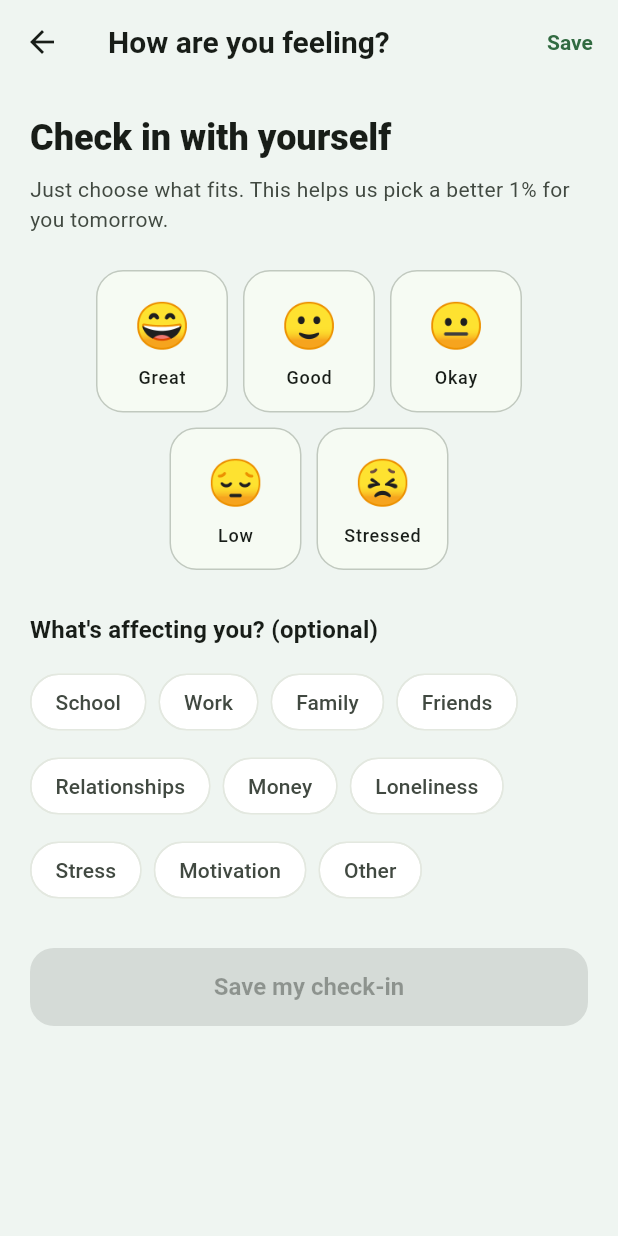
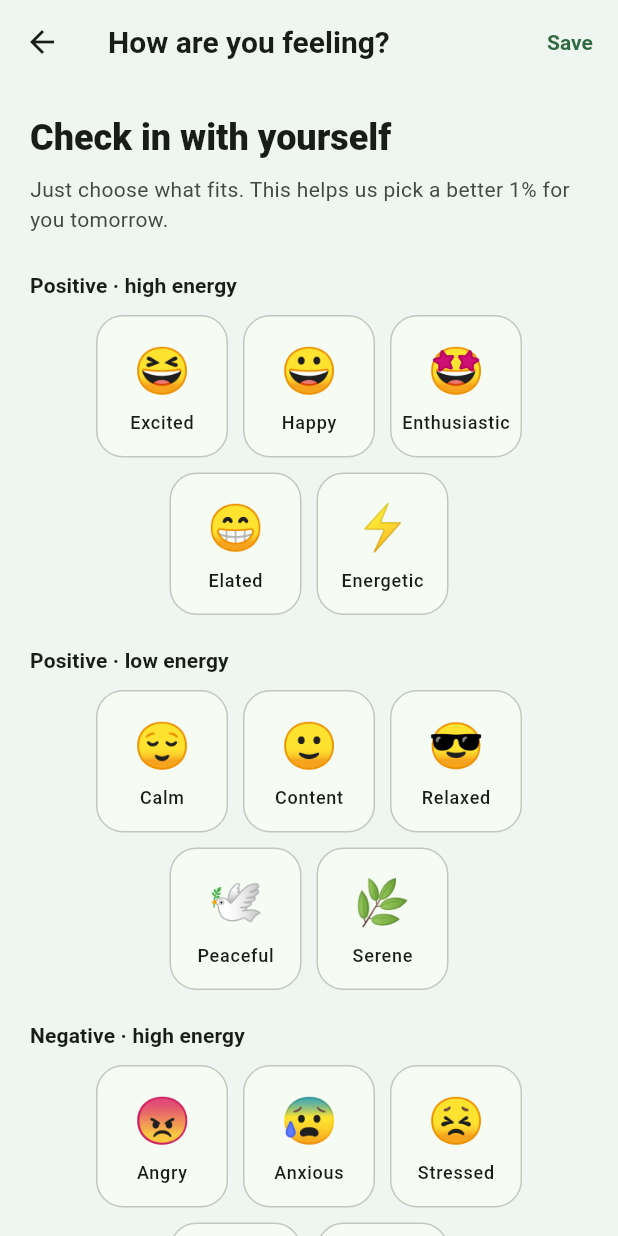
Before and after one commit to ADonutlord/1-Better, a Flutter app: the MoodScreen screen opened directly, on a phone screen of 412 x 824 dp. Run offline on Flutter 3.47's test engine with Material 3 defaults, Android fonts, the light colour scheme and no system bars; our stand-ins replace flutter_local_notifications, flutter_timezone, shared_preferences, supabase_flutter, timezone; missing offline and left inert: cryptography, file_selector; accounts and stored records are empty; network calls fail.

Commit message:
Replace 5-mood check-in with a 25-mood energy/valence grid
The old mood set (great/good/okay/low/stressed) becomes 25 moods grouped
by energy and valence: positive high/low, negative high/low, neutral.

- Moods constants: groups, labels and emoji for all 25; group/polarity
  helpers for the recommender.
- MoodScreen and MoodSelector render the grouped grid with section
  headings.
- Home mood strip shows one representative per group and delegates
  emoji/labels to Moods.
- ActionRecommender matches on mood polarity+energy groups instead of the
  old five keys.
- Migration 0040: check_in_mood accepts the new vocabulary and remaps
  existing actions.mood_tags (great->excited, good->happy, okay->confused,
  low->sad, stressed->stressed).
- Seed and generate_seed.py updated to the new tag set.

```diff
--- a/lib/core/constants/app_constants.dart
+++ b/lib/core/constants/app_constants.dart
@@ -1,33 +1,121 @@
-/// Moods the user can check in with, plus their emoji.
+/// Moods the user can check in with, grouped by energy and valence, plus their
+/// emoji. There are 25 moods across 5 groups.
 class Moods {
   Moods._();
 
+  static const String positiveHigh = 'positive_high';
+  static const String positiveLow = 'positive_low';
+  static const String negativeHigh = 'negative_high';
+  static const String negativeLow = 'negative_low';
+  static const String neutral = 'neutral';
+
+  /// Moods grouped by group key, in display order.
+  static const Map<String, List<String>> groups = {
+    positiveHigh: ['excited', 'happy', 'enthusiastic', 'elated', 'energetic'],
+    positiveLow: ['calm', 'content', 'relaxed', 'peaceful', 'serene'],
+    negativeHigh: ['angry', 'anxious', 'stressed', 'irritable', 'frustrated'],
+    negativeLow: ['sad', 'bored', 'tired', 'depressed', 'gloomy'],
+    neutral: ['confused', 'nostalgic', 'curious', 'indifferent', 'surprised'],
+  };
+
+  static const Map<String, String> groupLabels = {
+    positiveHigh: 'Positive · high energy',
+    positiveLow: 'Positive · low energy',
+    negativeHigh: 'Negative · high energy',
+    negativeLow: 'Negative · low energy',
+    neutral: 'Neutral / mixed',
+  };
+
   static const List<String> keys = [
-    'great',
-    'good',
-    'okay',
-    'low',
-    'stressed',
+    'excited', 'happy', 'enthusiastic', 'elated', 'energetic',
+    'calm', 'content', 'relaxed', 'peaceful', 'serene',
+    'angry', 'anxious', 'stressed', 'irritable', 'frustrated',
+    'sad', 'bored', 'tired', 'depressed', 'gloomy',
+    'confused', 'nostalgic', 'curious', 'indifferent', 'surprised',
   ];
 
   static const Map<String, String> labels = {
-    'great': 'Great',
-    'good': 'Good',
-    'okay': 'Okay',
-    'low': 'Low',
+    'excited': 'Excited',
+    'happy': 'Happy',
+    'enthusiastic': 'Enthusiastic',
+    'elated': 'Elated',
+    'energetic': 'Energetic',
+    'calm': 'Calm',
+    'content': 'Content',
+    'relaxed': 'Relaxed',
+    'peaceful': 'Peaceful',
+    'serene': 'Serene',
+    'angry': 'Angry',
+    'anxious': 'Anxious',
     'stressed': 'Stressed',
+    'irritable': 'Irritable',
+    'frustrated': 'Frustrated',
+    'sad': 'Sad',
+    'bored': 'Bored',
+    'tired': 'Tired',
+    'depressed': 'Depressed',
+    'gloomy': 'Gloomy',
+    'confused': 'Confused',
+    'nostalgic': 'Nostalgic',
+    'curious': 'Curious',
+    'indifferent': 'Indifferent',
+    'surprised': 'Surprised',
   };
 
   static const Map<String, String> emoji = {
-    'great': '😄',
-    'good': '🙂',
-    'okay': '😐',
-    'low': '😔',
+    'excited': '😆',
+    'happy': '😀',
+    'enthusiastic': '🤩',
+    'elated': '😁',
+    'energetic': '⚡',
+    'calm': '😌',
+    'content': '🙂',
+    'relaxed': '😎',
+    'peaceful': '🕊️',
+    'serene': '🌿',
+    'angry': '😠',
+    'anxious': '😰',
     'stressed': '😣',
+    'irritable': '😤',
+    'frustrated': '😩',
+    'sad': '😢',
+    'bored': '🥱',
+    'tired': '😴',
+    'depressed': '😞',
+    'gloomy': '🌧️',
+    'confused': '😕',
+    'nostalgic': '🥲',
+    'curious': '🤔',
+    'indifferent': '😐',
+    'surprised': '😲',
   };
 
   static String emojiFor(String? mood) => emoji[mood] ?? '🌱';
-  static String labelFor(String? mood) => labels[mood] ?? 'Okay';
+  static String labelFor(String? mood) => labels[mood] ?? 'Calm';
+
+  /// The group a mood belongs to, or null if unknown.
+  static String? groupOf(String? mood) {
+    if (mood == null) return null;
+    for (final entry in groups.entries) {
+      if (entry.value.contains(mood)) return entry.key;
+    }
+    return null;
+  }
+
+  static bool isPositive(String? mood) {
+    final g = groupOf(mood);
+    return g == positiveHigh || g == positiveLow;
+  }
+
+  static bool isNegative(String? mood) {
+    final g = groupOf(mood);
+    return g == negativeHigh || g == negativeLow;
+  }
+
+  static bool isHighEnergy(String? mood) {
+    final g = groupOf(mood);
+    return g == positiveHigh || g == negativeHigh;
+  }
 }
 
 /// Situations a user can optionally select.
--- a/lib/logic/action_recommender.dart
+++ b/lib/logic/action_recommender.dart
@@ -1,5 +1,6 @@
 import 'dart:math';
 
+import 'package:one_percent_better/core/constants/app_constants.dart';
 import 'package:one_percent_better/models/models.dart';
 
 /// The 1% Better personalization algorithm.
@@ -102,7 +103,8 @@ class ActionRecommender {
       score = 0.4;
     }
 
-    if (mood == 'stressed' || mood == 'low') {
+    // Negative moods lean toward soothing, low-effort actions.
+    if (Moods.isNegative(mood)) {
       const soothing = {
         'breathing', 'grounding', 'relaxation', 'self-soothing', 'rest',
       };
@@ -114,7 +116,8 @@ class ActionRecommender {
       }
     }
 
-    if (mood == 'great' || mood == 'good') {
+    // Positive moods open the door to social, productive and physical picks.
+    if (Moods.isPositive(mood)) {
       if (action.category == 'social' ||
           action.category == 'productivity' ||
           action.category == 'physical' ||
@@ -123,7 +126,8 @@ class ActionRecommender {
       }
     }
 
-    if (mood == 'okay' && score == 0) {
+    // Neutral/mixed moods keep a mild baseline so something is always offered.
+    if (Moods.groupOf(mood) == Moods.neutral && score == 0) {
       score = 0.3;
     }
     return score.clamp(0.0, 1.0);
@@ -212,13 +216,13 @@ class ActionRecommender {
   // Helpers
   // -------------------------------------------------------------------------
 
-  static List<String> _adjacentMoods(String mood) => switch (mood) {
-        'stressed' => ['low', 'okay'],
-        'low' => ['stressed', 'okay'],
-        'great' => ['good'],
-        'good' => ['great', 'okay'],
-        _ => ['good', 'low'],
-      };
+  /// Moods in the same group, or any mood with the same polarity, count as
+  /// adjacent (used as a soft match instead of a hard 1.0).
+  static List<String> _adjacentMoods(String mood) {
+    final group = Moods.groupOf(mood);
+    if (group == null) return const [];
+    return Moods.groups[group]!.where((m) => m != mood).toList();
+  }
 
   AppAction _weightedPick(List<_Scored> top) {
     if (top.length == 1) return top.first.action;
--- a/lib/models/models.dart
+++ b/lib/models/models.dart
@@ -154,7 +154,7 @@ class MoodCheckin {
 
   factory MoodCheckin.fromJson(Map<String, dynamic> json) => MoodCheckin(
         id: (json['id'] as String?) ?? '',
-        mood: (json['mood'] as String?) ?? 'okay',
+        mood: (json['mood'] as String?) ?? 'calm',
         situation: _stringList(json['situation']),
         createdAt: _parseDateTime(json['created_at']) ?? DateTime.now(),
       );
--- a/lib/screens/home/home_screen.dart
+++ b/lib/screens/home/home_screen.dart
@@ -1,6 +1,7 @@
 import 'package:flutter/material.dart';
 
 import '../../core/app_state.dart';
+import '../../core/constants/app_constants.dart';
 import '../../models/models.dart';
 import '../../services/action_service.dart';
 import '../../widgets/action_card.dart';
@@ -317,10 +318,8 @@ class _MoodCard extends StatelessWidget {
               Row(
                 mainAxisAlignment: MainAxisAlignment.spaceBetween,
                 children: [
-                  for (final key in [
-                    'great', 'good', 'okay', 'low', 'stressed',
-                  ])
-                    _emoji(key, mood?.mood == key, theme),
+                  for (final group in Moods.groups.values)
+                    _emoji(group.first, mood?.mood == group.first, theme),
                 ],
               ),
             ],
@@ -659,19 +658,7 @@ class _CompletionDialog extends StatelessWidget {
 class MoodEmoji {
   MoodEmoji._();
 
-  static String forKey(String key) => switch (key) {
-        'great' => '😄',
-        'good' => '🙂',
-        'okay' => '😐',
-        'low' => '😔',
-        _ => '😣',
-      };
+  static String forKey(String key) => Moods.emojiFor(key);
 
-  static String label(String key) => switch (key) {
-        'great' => 'Great',
-        'good' => 'Good',
-        'okay' => 'Okay',
-        'low' => 'Low',
-        _ => 'Stressed',
-      };
+  static String label(String key) => Moods.labelFor(key);
 }
--- a/lib/screens/home/mood_screen.dart
+++ b/lib/screens/home/mood_screen.dart
@@ -70,12 +70,19 @@ class _MoodScreenState extends State<MoodScreen> {
                       ?.copyWith(color: theme.colorScheme.onSurfaceVariant),
                 ),
                 const SizedBox(height: 24),
+                for (final group in Moods.groups.entries) ...[
+                  Text(
+                    Moods.groupLabels[group.key]!,
+                    style: theme.textTheme.titleSmall
+                        ?.copyWith(fontWeight: FontWeight.w700),
+                  ),
+                  const SizedBox(height: 10),
                   Wrap(
                     spacing: 10,
                     runSpacing: 10,
                     alignment: WrapAlignment.center,
                     children: [
-                    for (final mood in Moods.keys)
+                      for (final mood in group.value)
                         _MoodTile(
                           mood: mood,
                           selected: _mood == mood,
@@ -83,6 +90,8 @@ class _MoodScreenState extends State<MoodScreen> {
                         ),
                     ],
                   ),
+                  const SizedBox(height: 20),
+                ],
                 const SizedBox(height: 28),
                 Text('What\'s affecting you? (optional)',
                     style: theme.textTheme.titleMedium
```
Also changed, not shown: lib/widgets/mood_selector.dart (+21 -3 lines), supabase/seed/actions.json, 2 other files. Lines whose indentation alone changed are shown as unchanged.
